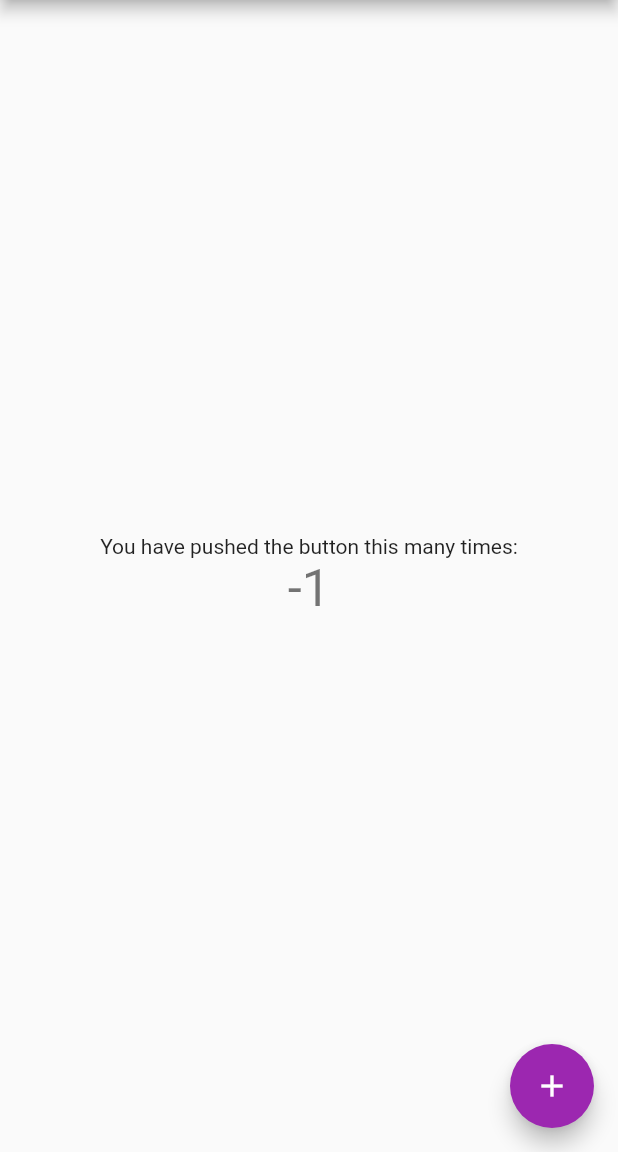
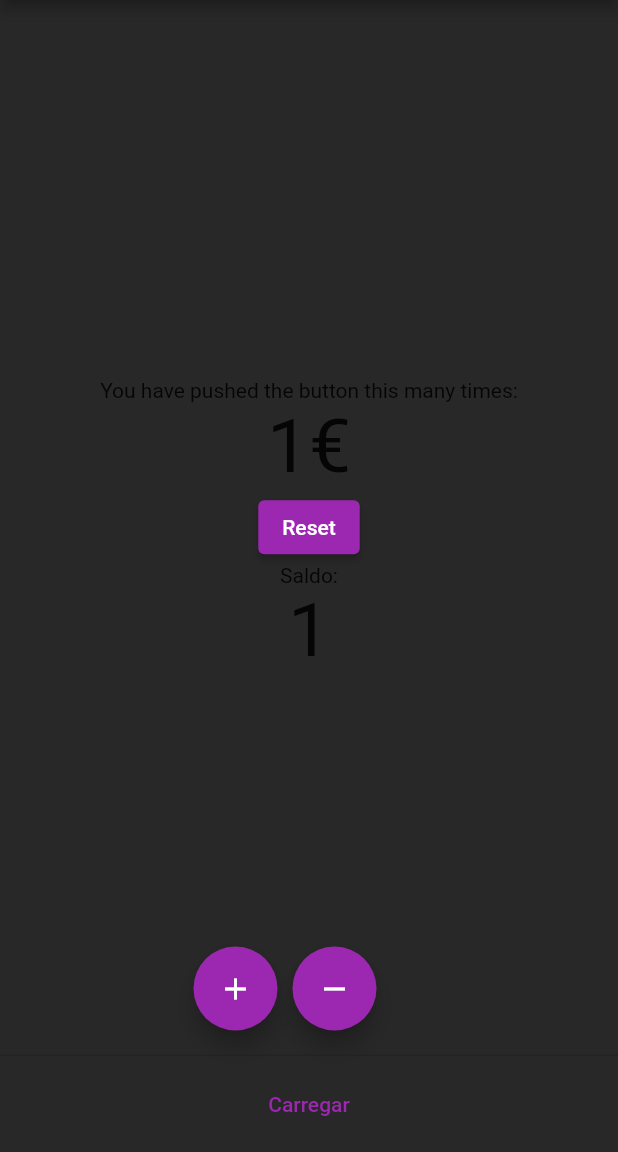
Before and after one commit to Asuryu/AMOV2, a Flutter app: the screen it shows after launch, after a tap on the "add" icon, on a phone screen of 412 x 824 dp, the part 84-1236 px from its top. Run offline on Flutter 3.47's test engine with Material 2 defaults, Android fonts, the phone set to English and light mode, and no system bars.

Commit message:
Brincadeira nas aulas :stuck_out_tongue:

```diff
--- a/cantinaisec/lib/main.dart
+++ b/cantinaisec/lib/main.dart
@@ -1,3 +1,5 @@
+import 'dart:math';
+
 import 'package:flutter/material.dart';
 
 void main() {
@@ -7,39 +9,21 @@ void main() {
 class MyApp extends StatelessWidget {
   const MyApp({super.key});
 
-  // This widget is the root of your application.
   @override
   Widget build(BuildContext context) {
     return MaterialApp(
       title: 'CantinaISEC',
       theme: ThemeData(
-        // This is the theme of your application.
-        //
-        // Try running your application with "flutter run". You'll see the
-        // application has a blue toolbar. Then, without quitting the app, try
-        // changing the primarySwatch below to Colors.green and then invoke
-        // "hot reload" (press "r" in the console where you ran "flutter run",
-        // or simply save your changes to "hot reload" in a Flutter IDE).
-        // Notice that the counter didn't reset back to zero; the application
-        // is not restarted.
         primarySwatch: Colors.purple,
       ),
       home: const MyHomePage(title: 'Cantina ISEC'),
+      debugShowCheckedModeBanner: false,
     );
   }
 }
 
 class MyHomePage extends StatefulWidget {
   const MyHomePage({super.key, required this.title});
-
-  // This widget is the home page of your application. It is stateful, meaning
-  // that it has a State object (defined below) that contains fields that affect
-  // how it looks.
-
-  // This class is the configuration for the state. It holds the values (in this
-  // case the title) provided by the parent (in this case the App widget) and
-  // used by the build method of the State. Fields in a Widget subclass are
-  // always marked "final".
 
   final String title;
 
@@ -49,67 +33,109 @@ class MyHomePage extends StatefulWidget {
 
 class _MyHomePageState extends State<MyHomePage> {
   int _counter = 0;
+  Color? _backgroundColor;
 
   void _incrementCounter() {
     setState(() {
-      // This call to setState tells the Flutter framework that something has
-      // changed in this State, which causes it to rerun the build method below
-      // so that the display can reflect the updated values. If we changed
-      // _counter without calling setState(), then the build method would not be
-      // called again, and so nothing would appear to happen.
+      _counter++;
+    });
+    _updateBackgroundColor();
+  }
+
+  void _decrementCounter() {
+    setState(() {
       _counter--;
     });
+    _updateBackgroundColor();
+  }
+
+  void _updateBackgroundColor(){
+    _backgroundColor = Color.fromRGBO(
+      Random().nextInt(255), Random().nextInt(255), Random().nextInt(255), 1.0);
   }
 
   @override
   Widget build(BuildContext context) {
-    // This method is rerun every time setState is called, for instance as done
-    // by the _incrementCounter method above.
-    //
-    // The Flutter framework has been optimized to make rerunning build methods
-    // fast, so that you can just rebuild anything that needs updating rather
-    // than having to individually change instances of widgets.
     return Scaffold(
+      backgroundColor: _backgroundColor,
       appBar: AppBar(
-        // Here we take the value from the MyHomePage object that was created by
-        // the App.build method, and use it to set our appbar title.
         title: Text(widget.title),
       ),
       body: Center(
-        // Center is a layout widget. It takes a single child and positions it
-        // in the middle of the parent.
         child: Column(
-          // Column is also a layout widget. It takes a list of children and
-          // arranges them vertically. By default, it sizes itself to fit its
-          // children horizontally, and tries to be as tall as its parent.
-          //
-          // Invoke "debug painting" (press "p" in the console, choose the
-          // "Toggle Debug Paint" action from the Flutter Inspector in Android
-          // Studio, or the "Toggle Debug Paint" command in Visual Studio Code)
-          // to see the wireframe for each widget.
-          //
-          // Column has various properties to control how it sizes itself and
-          // how it positions its children. Here we use mainAxisAlignment to
-          // center the children vertically; the main axis here is the vertical
-          // axis because Columns are vertical (the cross axis would be
-          // horizontal).
           mainAxisAlignment: MainAxisAlignment.center,
           children: <Widget>[
+            FlutterLogo(
+              size: _counter >= 10 ? 200 : 0,
+            ),
             const Text(
               'You have pushed the button this many times:',
             ),
-            Text(
-              '$_counter',
-              style: Theme.of(context).textTheme.headline4,
+            Row(
+              mainAxisAlignment: MainAxisAlignment.center,
+              children: <Widget>[
+                Text(
+                  '$_counter',
+                  style: const TextStyle(fontSize: 50),
+                ),
+                const Text(
+                  '€',
+                  style: TextStyle(fontSize: 50),
+                ),
+              ],
             ),
+            ElevatedButton(
+              onPressed: () => setState(() {
+                _counter = 0;
+              }),
+              child: const Text('Reset')
+              ),
+            Column(
+              mainAxisAlignment: MainAxisAlignment.spaceBetween,
+              children: <Widget>[
+                const Text(
+                  'Saldo:',
+                ),
+                Text(
+                  '$_counter',
+                  style: const TextStyle(fontSize: 50),
+                ),
+              ],
+            )
           ],
         ),
       ),
-      floatingActionButton: FloatingActionButton(
-        onPressed: _incrementCounter,
-        tooltip: 'Increment',
-        child: const Icon(Icons.add),
-      ), // This trailing comma makes auto-formatting nicer for build methods.
+      floatingActionButton: Row(
+        mainAxisAlignment: MainAxisAlignment.center,
+        children: <Widget>[
+          FloatingActionButton(
+            onPressed: _incrementCounter,
+            tooltip: 'Increment',
+            child: const Icon(Icons.add),
+          ),
+          const SizedBox(width: 10),
+          FloatingActionButton(
+            onPressed: _decrementCounter,
+            tooltip: 'Decrement',
+            child: const Icon(Icons.remove),
+          ),
+        ],
+      ),
+      persistentFooterButtons: [
+        Center(
+          child: TextButton(
+            onPressed: () {},
+            child: const Text('Carregar'),
+          ),
+        ),
+        TextButton(
+          onPressed: () {},
+          child: const Text('Transferir'),
+        ),
+        TextButton(
+          onPressed: () {},
+          child: const Text('Histórico'),
+        ),],
     );
   }
 }
```
